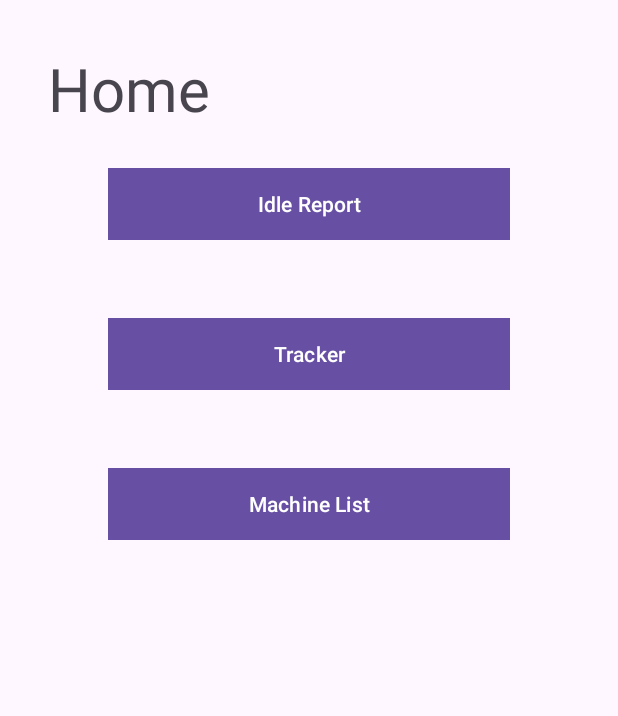
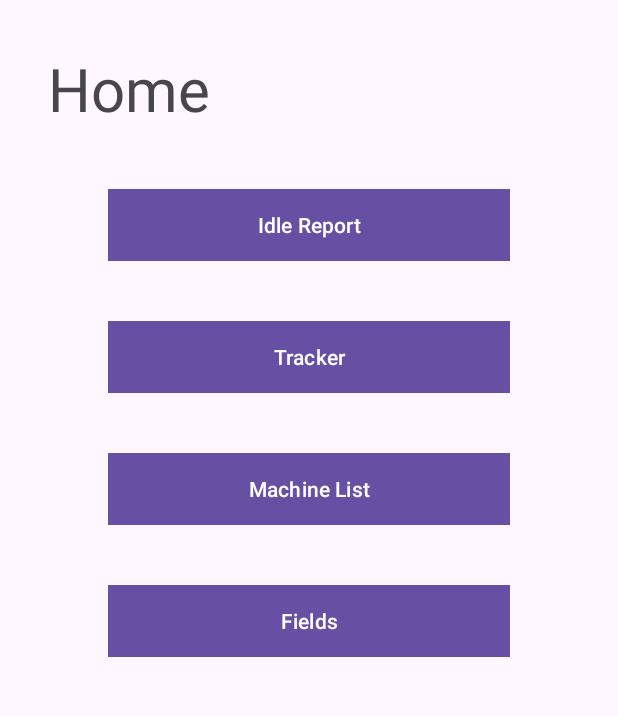
Before and after one commit to BhsSTEM/FT-2, an Android app: the HomeFragment screen opened through its navigation route, on a phone screen of 412 x 824 dp, the part 96-812 px from its top. Run offline under Robolectric (Android 15) with nearby library versions, the phone set to English and light mode, and no system bars; our stand-ins replace Firebase (no records; nobody signed in at launch, a user with empty details on screens opened directly), navigation-ui.

Commit message:
Added xml for field creation and new java files

```diff
--- a/app/src/main/java/com/example/idlereasonsproject/FBDatabase/Database.java
+++ b/app/src/main/java/com/example/idlereasonsproject/FBDatabase/Database.java
@@ -13,6 +13,8 @@ public class Database {
     public static ReportNode reportNode;
 
     public static MachineNode machineNode;
+
+    public static FieldNode fieldNode;
 
     public Database() { }
 
@@ -35,6 +37,7 @@ public class Database {
     {
         reportNode = new ReportNode();
         machineNode = new MachineNode();
+        fieldNode = new FieldNode();
     }
 
 
--- a/app/src/main/java/com/example/idlereasonsproject/FBDatabase/FieldObject.java
+++ b/app/src/main/java/com/example/idlereasonsproject/FBDatabase/FieldObject.java
@@ -7,6 +7,7 @@ import java.util.Map;
 public class FieldObject
 {
     private String name;
+    //add map info stuff later
 
     public FieldObject(){}
 
--- a/app/src/main/res/layout/fragment_home.xml
+++ b/app/src/main/res/layout/fragment_home.xml
@@ -12,6 +12,7 @@
         android:padding="32dp">
 
         <TextView
+            android:id="@+id/home_page_text_view"
             android:layout_width="match_parent"
             android:layout_height="wrap_content"
             app:layout_constraintTop_toTopOf="parent"
@@ -23,10 +24,10 @@
             android:id="@+id/idleReport_btn"
             android:layout_width="match_parent"
             android:layout_height="wrap_content"
-            app:layout_constraintTop_toTopOf="parent"
+            app:layout_constraintTop_toBottomOf="@id/home_page_text_view"
             app:layout_constraintStart_toStartOf="parent"
             app:layout_constraintEnd_toEndOf="parent"
-            android:layout_marginTop="80dp"
+            android:layout_marginTop="40dp"
             android:layout_marginStart="40dp"
             android:layout_marginEnd="40dp"
             android:background="@color/white"
@@ -39,29 +40,37 @@
             android:id="@+id/tracker_Btn"
             android:layout_width="match_parent"
             android:layout_height="wrap_content"
-            app:layout_constraintTop_toTopOf="parent"
+            app:layout_constraintTop_toBottomOf="@id/idleReport_btn"
             app:layout_constraintStart_toStartOf="parent"
             app:layout_constraintEnd_toEndOf="parent"
-            android:layout_marginTop="180dp"
+            android:layout_marginTop="40dp"
             android:layout_marginStart="40dp"
             android:layout_marginEnd="40dp"
             android:background="@color/white"
             android:text="Tracker"
             />
 
+
         <com.google.android.material.button.MaterialButton
             android:id="@+id/machineList_btn"
             android:layout_width="match_parent"
             android:layout_height="wrap_content"
-            app:layout_constraintTop_toTopOf="parent"
+            app:layout_constraintTop_toBottomOf="@id/tracker_Btn"
             app:layout_constraintStart_toStartOf="parent"
             app:layout_constraintEnd_toEndOf="parent"
-            android:layout_marginTop="280dp"
-            android:layout_marginStart="40dp"
-            android:layout_marginEnd="40dp"
+            android:layout_margin="40dp"
             android:background="@color/white"
             android:text="Machine List"
             />
 
+        <com.google.android.material.button.MaterialButton
+            android:id="@+id/fields_list_btn"
+            android:layout_width="match_parent"
+            android:layout_height="wrap_content"
+            android:layout_margin="40dp"
+            android:background="@color/white"
+            android:text="Fields"
+            app:layout_constraintTop_toBottomOf="@id/machineList_btn"
+            />
     </androidx.constraintlayout.widget.ConstraintLayout>
 </androidx.core.widget.NestedScrollView>
--- a/app/src/main/res/layout/machine_cell.xml
+++ b/app/src/main/res/layout/machine_cell.xml
@@ -4,8 +4,6 @@
     android:layout_width="match_parent"
     android:layout_height="60dp"
     android:background="@color/white">
-
-
 
     <TextView
         android:layout_width="wrap_content"
--- a/app/src/main/res/menu/menu_main.xml
+++ b/app/src/main/res/menu/menu_main.xml
@@ -27,6 +27,11 @@
         android:title="Machine List" />
 
     <item
+        android:id="@+id/action_fieldList"
+        android:orderInCategory="100"
+        android:title="Fields"/>
+
+    <item
         android:id="@+id/action_idleReport"
         android:orderInCategory="100"
         android:title="Report Idle" />
--- a/app/src/main/res/navigation/nav_graph.xml
+++ b/app/src/main/res/navigation/nav_graph.xml
@@ -25,6 +25,12 @@
         app:destination="@id/TrackerFragment"
         app:popUpTo="@id/TrackerFragment"
         app:popUpToInclusive="true"  />
+
+    <action
+        android:id="@+id/action_redirect_to_fieldlist"
+        app:destination="@id/FieldListFragment"
+        app:popUpTo="@id/FieldListFragment"
+        app:popUpToInclusive="true"/>
 
     <fragment
         android:id="@+id/domain_fragment"
@@ -108,6 +114,12 @@
             android:id="@+id/action_MachineListFragment_to_TrackerFragment"
             app:destination="@id/TrackerFragment" />
     </fragment>
+
+    <fragment
+        android:id="@+id/FieldListFragment"
+        android:name="com.example.idlereasonsproject.FieldListFragment"
+        tools:layout="@layout/fragment_field_list"/>
+
     <fragment
         android:id="@+id/ReportIdle"
         android:name="com.example.idlereasonsproject.ReportIdleFragment"
@@ -119,7 +131,14 @@
             app:destination="@id/HomeFragment" />
     </fragment>
 
+    <fragment
+        android:id="@+id/CreateFieldFragment"
+        android:name="com.example.idlereasonsproject.CreateFieldFragment"
+        tools:layout="@layout/fragment_create_field">
 
-
+        <action
+            android:id="@+id/action_CreateField_to_FieldList"
+            app:destination="@id/FieldListFragment"/>
+    </fragment>
 
 </navigation>
--- a/app/src/main/res/navigation/nav_graph_detail.xml
+++ b/app/src/main/res/navigation/nav_graph_detail.xml
@@ -3,8 +3,7 @@
     xmlns:app="http://schemas.android.com/apk/res-auto"
     xmlns:tools="http://schemas.android.com/tools"
     android:id="@+id/nav_graph_detail"
-    app:startDestination="@id/detail_fragment"
-   >
+    app:startDestination="@id/detail_fragment">
     <fragment
         android:id="@+id/detail_fragment"
         android:name="com.example.idlereasonsproject.DetailFragment"
```
Also changed, not shown: app/src/main/java/com/example/idlereasonsproject/CreateFieldFragment.java (added, +27 -0 lines), app/src/main/java/com/example/idlereasonsproject/FieldListFragment.java (+8 -0 lines), app/src/main/res/layout/fragment_create_field.xml (added, +56 -0 lines).
